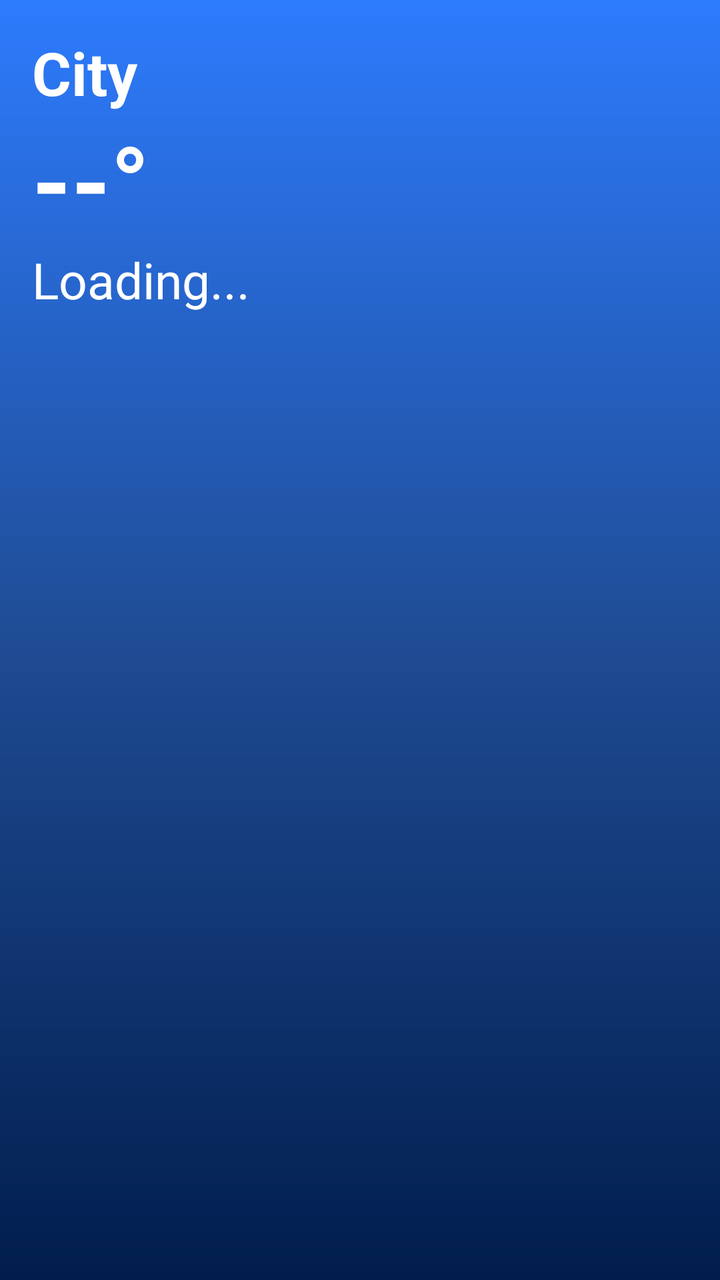
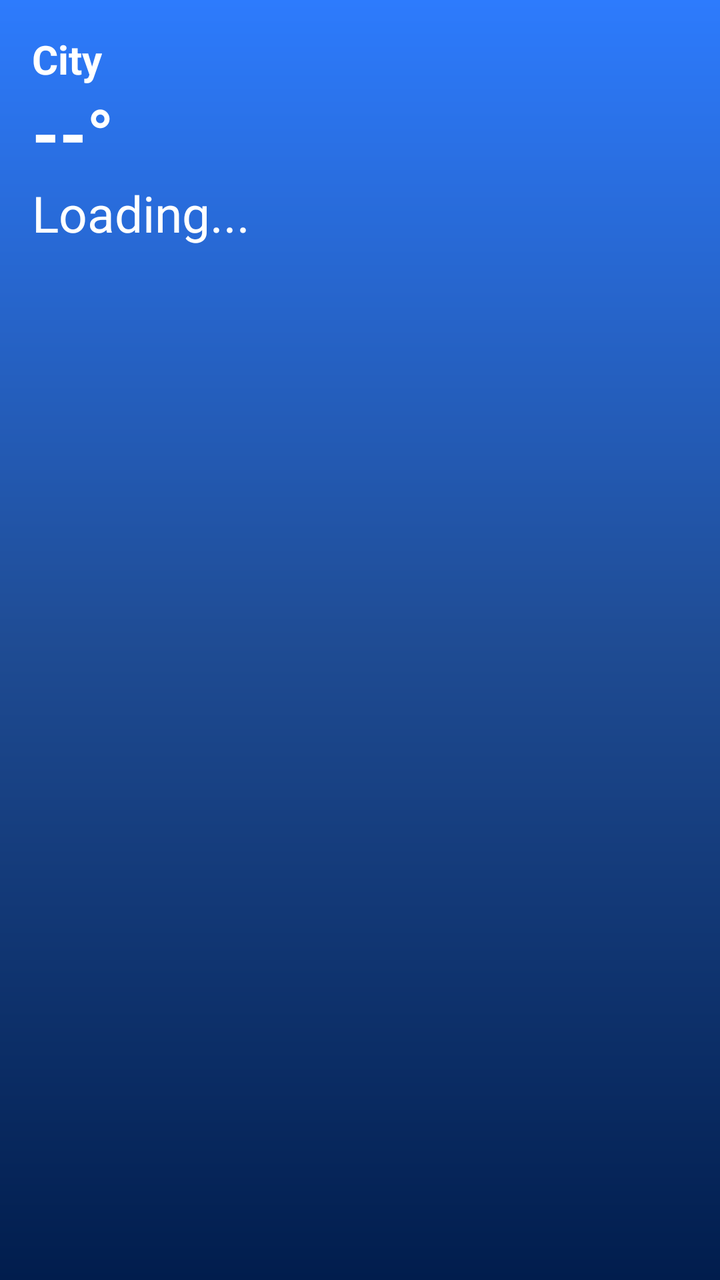

Before-and-after screenshots of an Android layout around one commit, followed by the original layout XML and the change that was made.
<!-- AndroidManifest.xml: application theme Theme.SkyReport -->
<!-- res/layout/widget_weather.xml -->
<?xml version="1.0" encoding="utf-8"?>
<LinearLayout xmlns:android="http://schemas.android.com/apk/res/android"
    android:layout_width="match_parent"
    android:layout_height="match_parent"
    android:background="@drawable/widget_bg"
    android:orientation="vertical"
    android:padding="16dp">

    <TextView
        android:id="@+id/tvWidgetCity"
        android:layout_width="wrap_content"
        android:layout_height="wrap_content"
        android:text="City"
        android:textSize="30sp"
        android:textColor="@color/white"
        android:textStyle="bold"/>
    <TextView
        android:id="@+id/tvWidgettemp"
        android:layout_width="wrap_content"
        android:layout_height="wrap_content"
        android:text="--°"
        android:textStyle="bold"
        android:textColor="@color/white"
        android:textSize="50sp"/>
    <TextView
        android:id="@+id/tvWidgetCondition"
        android:layout_width="wrap_content"
        android:layout_height="wrap_content"
        android:text="Loading..."
        android:textSize="25sp"
        android:textColor="@color/white"
        />


</LinearLayout>
<!-- resources referenced by this layout -->
<resources>
  <color name="white">#FFFFFFFF</color>
  <!-- drawable widget_bg (drawable) -->
  <?xml version="1.0" encoding="utf-8"?>
  <shape xmlns:android="http://schemas.android.com/apk/res/android"
      android:shape="rectangle">
      <gradient
          android:startColor="#011D4D"
          android:centerColor="#1F4C94"
          android:endColor="#2D7BFD"
          android:angle="90"/>
  
  </shape>
  <style name="Theme.SkyReport" parent="Base.Theme.SkyReport" />
  <style name="Base.Theme.SkyReport" parent="Theme.Material3.DayNight.NoActionBar">
          
          
  
          
          <item name="android:navigationBarColor">@color/translucent</item>
          <item name="android:windowDrawsSystemBarBackgrounds">true</item>
  
          
          <item name="android:statusBarColor">@color/translucent</item>
  
          <item name="android:windowIsTranslucent">true</item>
      </style>
  <color name="translucent">#69454444</color>
</resources>

<!-- the commit's change to res/layout/widget_weather.xml (unified diff, before → after) -->
@@ -11,7 +11,7 @@
         android:layout_width="wrap_content"
         android:layout_height="wrap_content"
         android:text="City"
-        android:textSize="30sp"
+        android:textSize="20sp"
         android:textColor="@color/white"
         android:textStyle="bold"/>
     <TextView
@@ -21,7 +21,7 @@
         android:text="--°"
         android:textStyle="bold"
         android:textColor="@color/white"
-        android:textSize="50sp"/>
+        android:textSize="35sp"/>
     <TextView
         android:id="@+id/tvWidgetCondition"
         android:layout_width="wrap_content"
